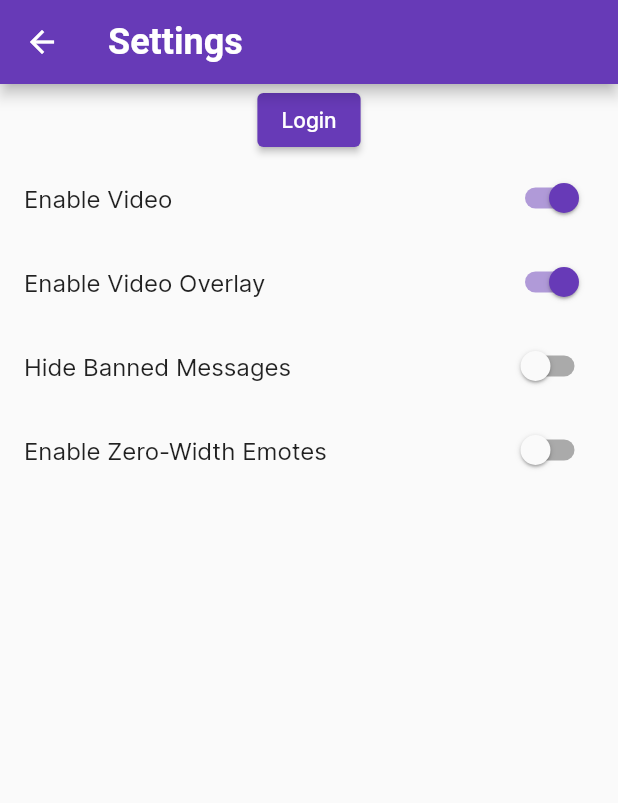
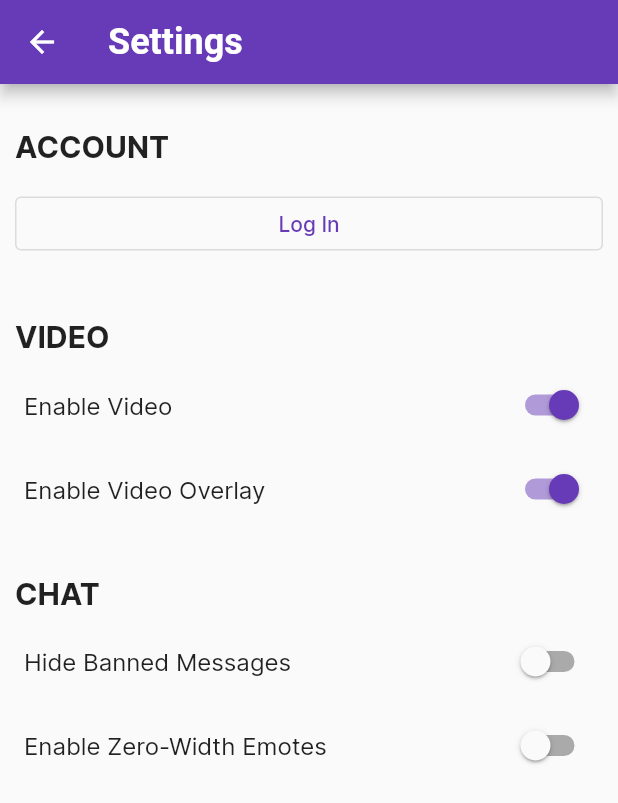
Before and after one commit to tommyxchow/frosty, a Flutter app: the screen it shows after launch, after a tap on the "settings" icon, on a phone screen of 412 x 824 dp. Shown: the top 803 px of the screen. Run offline on Flutter 3.47's test engine with Material 2 defaults, Android fonts, the phone set to English and light mode, and no system bars; our stand-ins replace cached_network_image, flutter_mobx, flutter_secure_storage, mobx, shared_preferences, webview_flutter; missing offline and left inert: flutter_web_auth; accounts and stored records are empty; generated files the repository leaves out were written again; network calls fail.

Commit message:
Add sectioned settings & section header widget

```diff
--- /dev/null
+++ b/lib/core/settings/account_settings.dart
@@ -0,0 +1,32 @@
+import 'package:flutter/material.dart';
+import 'package:flutter_mobx/flutter_mobx.dart';
+import 'package:frosty/core/auth/auth_store.dart';
+import 'package:frosty/core/settings/profile_card.dart';
+import 'package:frosty/core/settings/settings_store.dart';
+import 'package:frosty/widgets/section_header.dart';
+
+class AccountSettings extends StatelessWidget {
+  final SettingsStore settingsStore;
+  final AuthStore authStore;
+
+  const AccountSettings({
+    Key? key,
+    required this.settingsStore,
+    required this.authStore,
+  }) : super(key: key);
+
+  @override
+  Widget build(BuildContext context) {
+    return Observer(
+      builder: (context) {
+        return Column(
+          crossAxisAlignment: CrossAxisAlignment.start,
+          children: [
+            const SectionHeader('ACCOUNT'),
+            ProfileCard(authStore: authStore),
+          ],
+        );
+      },
+    );
+  }
+}
--- /dev/null
+++ b/lib/core/settings/chat_settings.dart
@@ -0,0 +1,34 @@
+import 'package:flutter/material.dart';
+import 'package:flutter_mobx/flutter_mobx.dart';
+import 'package:frosty/core/settings/settings_store.dart';
+import 'package:frosty/widgets/section_header.dart';
+
+class ChatSettings extends StatelessWidget {
+  final SettingsStore settingsStore;
+
+  const ChatSettings({Key? key, required this.settingsStore}) : super(key: key);
+
+  @override
+  Widget build(BuildContext context) {
+    return Observer(
+      builder: (context) {
+        return Column(
+          crossAxisAlignment: CrossAxisAlignment.start,
+          children: [
+            const SectionHeader('CHAT'),
+            SwitchListTile.adaptive(
+              title: const Text('Hide Banned Messages'),
+              value: settingsStore.hideBannedMessages,
+              onChanged: (newValue) => settingsStore.hideBannedMessages = newValue,
+            ),
+            SwitchListTile.adaptive(
+              title: const Text('Enable Zero-Width Emotes'),
+              value: settingsStore.zeroWidthEnabled,
+              onChanged: (newValue) => settingsStore.zeroWidthEnabled = newValue,
+            ),
+          ],
+        );
+      },
+    );
+  }
+}
--- a/lib/core/settings/profile_card.dart
+++ b/lib/core/settings/profile_card.dart
@@ -12,7 +12,7 @@ class ProfileCard extends StatelessWidget {
     return showDialog(
       context: context,
       builder: (context) => AlertDialog(
-        title: const Text('Logout'),
+        title: const Text('Log Out'),
         content: const Text('Are you sure you want to log out?'),
         actions: [
           TextButton(
@@ -43,12 +43,20 @@ class ProfileCard extends StatelessWidget {
                 foregroundImage: CachedNetworkImageProvider(authStore.user.details!.profileImageUrl),
               ),
               title: Text(authStore.user.details!.displayName),
-              onTap: () => _showDialog(context),
+              trailing: OutlinedButton(
+                onPressed: () => _showDialog(context),
+                child: const Text('Log Out'),
+                style: OutlinedButton.styleFrom(primary: Colors.red),
+              ),
             );
           }
-          return ElevatedButton(
-            onPressed: authStore.login,
-            child: const Text('Login'),
+          return Container(
+            padding: const EdgeInsets.all(10.0),
+            width: double.infinity,
+            child: OutlinedButton(
+              onPressed: authStore.login,
+              child: const Text('Log In'),
+            ),
           );
         },
       ),
--- a/lib/core/settings/settings.dart
+++ b/lib/core/settings/settings.dart
@@ -1,8 +1,9 @@
 import 'package:flutter/material.dart';
-import 'package:flutter_mobx/flutter_mobx.dart';
 import 'package:frosty/core/auth/auth_store.dart';
-import 'package:frosty/core/settings/profile_card.dart';
+import 'package:frosty/core/settings/account_settings.dart';
+import 'package:frosty/core/settings/chat_settings.dart';
 import 'package:frosty/core/settings/settings_store.dart';
+import 'package:frosty/core/settings/video_settings.dart';
 import 'package:provider/provider.dart';
 
 class Settings extends StatelessWidget {
@@ -16,34 +17,12 @@ class Settings extends StatelessWidget {
       appBar: AppBar(
         title: const Text('Settings'),
       ),
-      body: Observer(
-        builder: (_) {
-          return ListView(
-            children: [
-              ProfileCard(authStore: context.read<AuthStore>()),
-              SwitchListTile.adaptive(
-                title: const Text('Enable Video'),
-                value: settingsStore.videoEnabled,
-                onChanged: (newValue) => settingsStore.videoEnabled = newValue,
-              ),
-              SwitchListTile.adaptive(
-                title: const Text('Enable Video Overlay'),
-                value: settingsStore.overlayEnabled,
-                onChanged: (newValue) => settingsStore.overlayEnabled = newValue,
-              ),
-              SwitchListTile.adaptive(
-                title: const Text('Hide Banned Messages'),
-                value: settingsStore.hideBannedMessages,
-                onChanged: (newValue) => settingsStore.hideBannedMessages = newValue,
-              ),
-              SwitchListTile.adaptive(
-                title: const Text('Enable Zero-Width Emotes'),
-                value: settingsStore.zeroWidthEnabled,
-                onChanged: (newValue) => settingsStore.zeroWidthEnabled = newValue,
-              ),
-            ],
-          );
-        },
+      body: ListView(
+        children: [
+          AccountSettings(settingsStore: settingsStore, authStore: context.read<AuthStore>()),
+          VideoSettings(settingsStore: settingsStore),
+          ChatSettings(settingsStore: settingsStore),
+        ],
       ),
     );
   }
--- /dev/null
+++ b/lib/core/settings/video_settings.dart
@@ -0,0 +1,34 @@
+import 'package:flutter/material.dart';
+import 'package:flutter_mobx/flutter_mobx.dart';
+import 'package:frosty/core/settings/settings_store.dart';
+import 'package:frosty/widgets/section_header.dart';
+
+class VideoSettings extends StatelessWidget {
+  final SettingsStore settingsStore;
+
+  const VideoSettings({Key? key, required this.settingsStore}) : super(key: key);
+
+  @override
+  Widget build(BuildContext context) {
+    return Observer(
+      builder: (context) {
+        return Column(
+          crossAxisAlignment: CrossAxisAlignment.start,
+          children: [
+            const SectionHeader('VIDEO'),
+            SwitchListTile.adaptive(
+              title: const Text('Enable Video'),
+              value: settingsStore.videoEnabled,
+              onChanged: (newValue) => settingsStore.videoEnabled = newValue,
+            ),
+            SwitchListTile.adaptive(
+              title: const Text('Enable Video Overlay'),
+              value: settingsStore.overlayEnabled,
+              onChanged: (newValue) => settingsStore.overlayEnabled = newValue,
+            ),
+          ],
+        );
+      },
+    );
+  }
+}
--- a/lib/screens/channel/chat/emote_menu/emote_menu_panel.dart
+++ b/lib/screens/channel/chat/emote_menu/emote_menu_panel.dart
@@ -1,6 +1,7 @@
 import 'package:flutter/material.dart';
 import 'package:frosty/models/emotes.dart';
 import 'package:frosty/screens/channel/chat/emote_menu/emote_menu_section.dart';
+import 'package:frosty/widgets/section_header.dart';
 
 class EmoteMenuPanel extends StatelessWidget {
   final TextEditingController textController;
@@ -10,9 +11,6 @@ class EmoteMenuPanel extends StatelessWidget {
 
   @override
   Widget build(BuildContext context) {
-    const headerStyle = TextStyle(fontSize: 20, fontWeight: FontWeight.bold);
-    const headerPadding = EdgeInsets.fromLTRB(10.0, 30.0, 10.0, 5.0);
-
     final globalEmotes = emotes
         .where((emote) =>
             emote.type == EmoteType.twitchGlobal ||
@@ -37,14 +35,10 @@ class EmoteMenuPanel extends StatelessWidget {
       slivers: [
         if (globalEmotes.isNotEmpty) ...[
           const SliverToBoxAdapter(
-            child: Padding(
-              padding: EdgeInsets.symmetric(vertical: 5.0, horizontal: 10.0),
-              child: Text(
-                'Global Emotes',
-                style: headerStyle,
-              ),
-            ),
-          ),
+              child: SectionHeader(
+            'Global Emotes',
+            padding: EdgeInsets.symmetric(vertical: 5.0, horizontal: 10.0),
+          )),
           EmoteMenuSection(
             textController: textController,
             emotes: globalEmotes,
@@ -52,13 +46,7 @@ class EmoteMenuPanel extends StatelessWidget {
         ],
         if (channelEmotes.isNotEmpty) ...[
           const SliverToBoxAdapter(
-            child: Padding(
-              padding: headerPadding,
-              child: Text(
-                'Channel Emotes',
-                style: headerStyle,
-              ),
-            ),
+            child: SectionHeader('Channel Emotes'),
           ),
           EmoteMenuSection(
             textController: textController,
@@ -67,13 +55,7 @@ class EmoteMenuPanel extends StatelessWidget {
         ],
         if (subEmotes.isNotEmpty) ...[
           const SliverToBoxAdapter(
-            child: Padding(
-              padding: headerPadding,
-              child: Text(
-                'Subbed Emotes',
-                style: headerStyle,
-              ),
-            ),
+            child: SectionHeader('Subbed Emotes'),
           ),
           EmoteMenuSection(
             textController: textController,
@@ -82,13 +64,7 @@ class EmoteMenuPanel extends StatelessWidget {
         ],
         if (miscEmotes.isNotEmpty) ...[
           const SliverToBoxAdapter(
-            child: Padding(
-              padding: headerPadding,
-              child: Text(
-                'Unlocked Emotes',
-                style: headerStyle,
-              ),
-            ),
+            child: SectionHeader('Unlocked Emotes'),
           ),
           EmoteMenuSection(
             textController: textController,
--- /dev/null
+++ b/lib/widgets/section_header.dart
@@ -0,0 +1,23 @@
+import 'package:flutter/material.dart';
+
+class SectionHeader extends StatelessWidget {
+  final String text;
+  final EdgeInsets padding;
+
+  const SectionHeader(
+    this.text, {
+    Key? key,
+    this.padding = const EdgeInsets.fromLTRB(10.0, 30.0, 10.0, 5.0),
+  }) : super(key: key);
+
+  @override
+  Widget build(BuildContext context) {
+    return Padding(
+      padding: padding,
+      child: Text(
+        text,
+        style: const TextStyle(fontSize: 20, fontWeight: FontWeight.bold),
+      ),
+    );
+  }
+}
```
